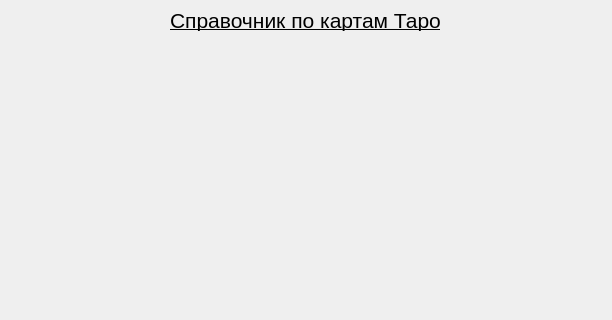
This is tarot/ui/main.ui in al3ksandraa/QT-project as Qt 5 draws it before an edit; both pictures show x 0 to 612 and y 0 to 320 of the 612 by 693 pixel window. The edited form follows.
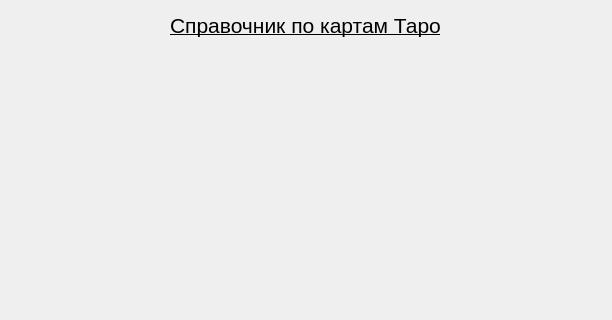
This is the edited form.

The edit to the form file:
```diff
--- a/tarot/ui/main.ui
+++ b/tarot/ui/main.ui
@@ -87,7 +87,7 @@
       <x>170</x>
       <y>10</y>
       <width>281</width>
-      <height>21</height>
+      <height>31</height>
      </rect>
     </property>
     <property name="font">
```
